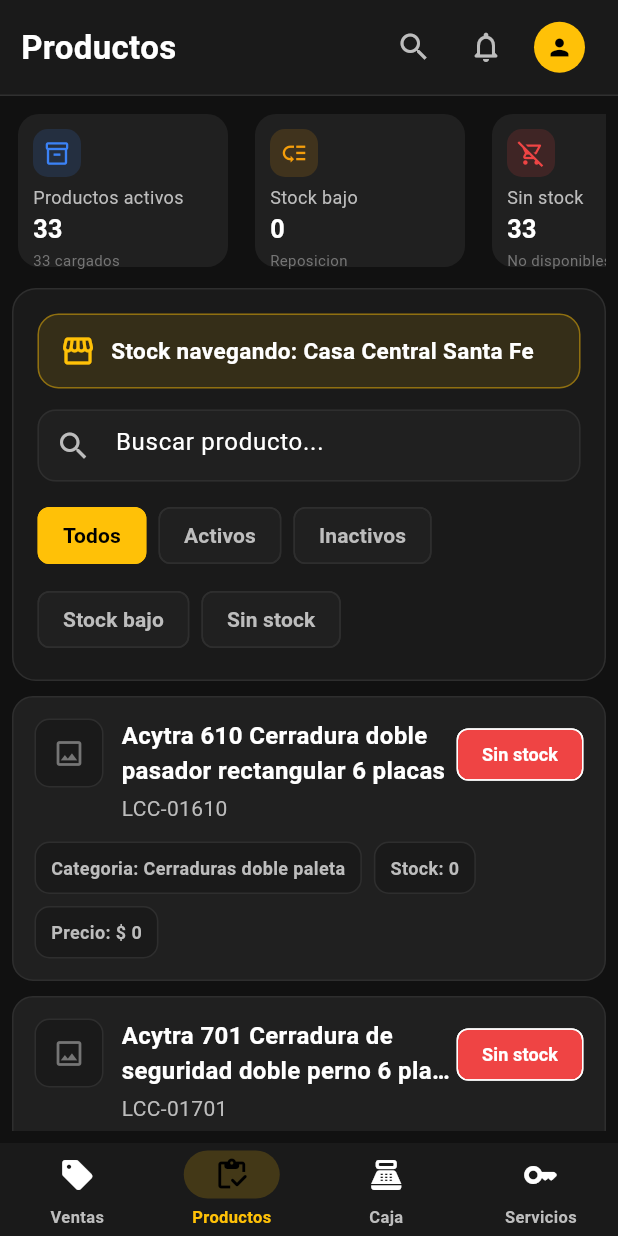
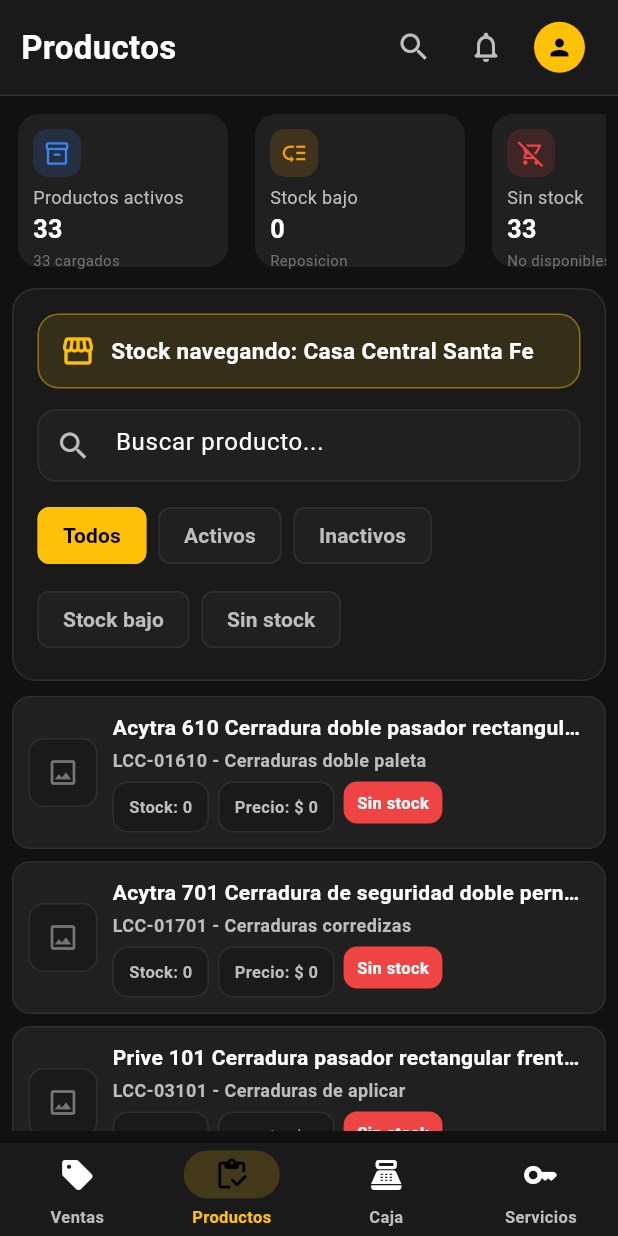
Before and after one commit to proyectomaxtc/proyecto-max-erp, a Flutter app: the MainLayout screen opened directly, item 2 of the bottom bar chosen, on a phone screen of 412 x 824 dp. Run offline on Flutter 3.47's test engine with Material 3 defaults, Android fonts, the light colour scheme and no system bars; our stand-ins replace flutter_riverpod, go_router, hive, hive_flutter, pdf, shared_preferences and 1 more; missing offline and left inert: file_selector; accounts and stored records are empty.

Commit message:
Improve product browsing and live search

```diff
--- a/lib/features/productos/widgets/producto_table.dart
+++ b/lib/features/productos/widgets/producto_table.dart
@@ -63,8 +63,9 @@ class ProductoTable extends ConsumerWidget {
 
     if (compact) {
       return ListView.separated(
+        padding: const EdgeInsets.only(bottom: 90),
         itemCount: productos.length,
-        separatorBuilder: (context, index) => const SizedBox(height: 10),
+        separatorBuilder: (context, index) => const SizedBox(height: 8),
         itemBuilder: (context, index) {
           final producto = productos[index];
           return _ProductoMobileCard(
@@ -243,83 +244,77 @@ class _ProductoMobileCard extends StatelessWidget {
   @override
   Widget build(BuildContext context) {
     return Container(
-      padding: const EdgeInsets.all(14),
+      padding: const EdgeInsets.all(10),
       decoration: BoxDecoration(
         color: AppColors.card,
-        borderRadius: BorderRadius.circular(14),
+        borderRadius: BorderRadius.circular(12),
         border: Border.all(color: AppColors.border),
       ),
-      child: Column(
-        crossAxisAlignment: CrossAxisAlignment.start,
-        children: [
-          Row(
-            crossAxisAlignment: CrossAxisAlignment.start,
+      child: Row(
+        crossAxisAlignment: CrossAxisAlignment.center,
         children: [
           _ProductoThumb(path: producto.imagenPath),
-              const SizedBox(width: 12),
+          const SizedBox(width: 10),
           Expanded(
             child: Column(
               crossAxisAlignment: CrossAxisAlignment.start,
               children: [
                 Text(
                   producto.nombre,
-                      maxLines: 2,
+                  maxLines: 1,
                   overflow: TextOverflow.ellipsis,
                   style: const TextStyle(
                     color: AppColors.textPrimary,
-                        fontSize: 16,
+                    fontSize: 14,
                     fontWeight: FontWeight.bold,
                   ),
                 ),
-                    const SizedBox(height: 4),
+                const SizedBox(height: 3),
                 Text(
-                      producto.codigo,
+                  '${producto.codigo} - ${producto.categoria}',
                   maxLines: 1,
                   overflow: TextOverflow.ellipsis,
-                      style: const TextStyle(color: AppColors.textSecondary),
+                  style: const TextStyle(
+                    color: AppColors.textSecondary,
+                    fontSize: 12,
+                    fontWeight: FontWeight.w600,
+                  ),
+                ),
+                const SizedBox(height: 6),
+                Wrap(
+                  spacing: 6,
+                  runSpacing: 6,
+                  children: [
+                    _InfoPill("Stock", stock.toStringAsFixed(0)),
+                    _InfoPill(
+                      "Precio",
+                      CurrencyFormatter.format(producto.precio),
+                    ),
+                    _StatusPill(estado),
+                  ],
                 ),
               ],
             ),
           ),
-              Chip(
-                backgroundColor: estado.color,
-                label: Text(
-                  estado.label,
-                  style: const TextStyle(
-                    color: Colors.white,
-                    fontWeight: FontWeight.bold,
-                    fontSize: 12,
+          if (esPropietario) ...[
+            const SizedBox(width: 8),
+            Column(
+              mainAxisSize: MainAxisSize.min,
+              children: [
+                IconButton.filledTonal(
+                  tooltip: "Editar",
+                  onPressed: onEdit,
+                  icon: const Icon(Icons.edit_outlined, size: 18),
                 ),
-                ),
-              ),
-            ],
-          ),
-          const SizedBox(height: 12),
-          Wrap(
-            spacing: 8,
-            runSpacing: 8,
-            children: [
-              _InfoPill("Categoria", producto.categoria),
-              _InfoPill("Stock", stock.toStringAsFixed(0)),
-              _InfoPill("Precio", CurrencyFormatter.format(producto.precio)),
-            ],
-          ),
-          if (esPropietario) ...[
-            const SizedBox(height: 12),
-            Row(
-              children: [
-                Expanded(
-                  child: FilledButton.icon(
-                    onPressed: onEdit,
-                    icon: const Icon(Icons.edit_outlined),
-                    label: const Text("Editar"),
-                  ),
-                ),
-                const SizedBox(width: 10),
-                IconButton.outlined(
+                const SizedBox(height: 2),
+                IconButton(
                   tooltip: "Eliminar",
                   onPressed: onDelete,
-                  icon: const Icon(Icons.delete_outline),
+                  icon: const Icon(
+                    Icons.delete_outline,
+                    size: 18,
+                    color: AppColors.textSecondary,
+                  ),
                 ),
               ],
             ),
@@ -349,8 +344,33 @@ class _InfoPill extends StatelessWidget {
         "$label: $value",
         style: const TextStyle(
           color: AppColors.textSecondary,
-          fontSize: 12,
+          fontSize: 11,
           fontWeight: FontWeight.w600,
+        ),
+      ),
+    );
+  }
+}
+
+class _StatusPill extends StatelessWidget {
+  final _ProductoStatus estado;
+
+  const _StatusPill(this.estado);
+
+  @override
+  Widget build(BuildContext context) {
+    return Container(
+      padding: const EdgeInsets.symmetric(horizontal: 9, vertical: 6),
+      decoration: BoxDecoration(
+        color: estado.color,
+        borderRadius: BorderRadius.circular(9),
+      ),
+      child: Text(
+        estado.label,
+        style: const TextStyle(
+          color: Colors.white,
+          fontSize: 11,
+          fontWeight: FontWeight.bold,
         ),
       ),
     );
--- a/lib/shared/widgets/tables/app_data_table.dart
+++ b/lib/shared/widgets/tables/app_data_table.dart
@@ -22,6 +22,9 @@ class AppDataTable extends StatelessWidget {
       shape: RoundedRectangleBorder(borderRadius: BorderRadius.circular(16)),
       child: ClipRRect(
         borderRadius: BorderRadius.circular(16),
+        child: Scrollbar(
+          thumbVisibility: true,
+          child: SingleChildScrollView(
             child: SingleChildScrollView(
               scrollDirection: Axis.horizontal,
               child: DataTable(
@@ -46,6 +49,8 @@ class AppDataTable extends StatelessWidget {
               ),
             ),
           ),
+        ),
+      ),
     );
   }
 }
```
Also changed, not shown: lib/shared/widgets/navigation/top_bar.dart (+215 -85 lines). Lines whose indentation alone changed are shown as unchanged.
